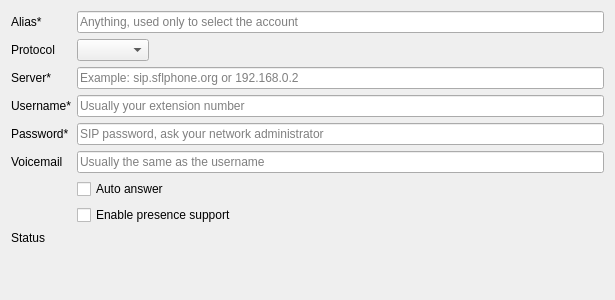
KDE/ring-kde, file src/conf/account/accountpages/basic.ui: the form before one commit.
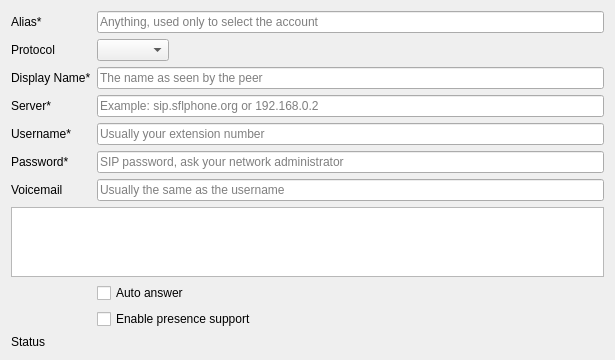
The form after the commit. Custom widgets are drawn as their Qt base class.

The edit to the form file:
```diff
--- a/src/conf/account/accountpages/basic.ui
+++ b/src/conf/account/accountpages/basic.ui
@@ -61,7 +61,7 @@
      <item row="1" column="1">
       <widget class="AutoComboBox" name="m_pProtocol"/>
      </item>
-     <item row="2" column="0">
+     <item row="3" column="0">
       <widget class="QLabel" name="label3_server">
        <property name="text">
         <string comment="SIP server">Server*</string>
@@ -71,7 +71,7 @@
        </property>
       </widget>
      </item>
-     <item row="2" column="1">
+     <item row="3" column="1">
       <widget class="QLineEdit" name="lrcfg_hostname">
        <property name="minimumSize">
         <size>
@@ -84,14 +84,14 @@
        </property>
       </widget>
      </item>
-     <item row="3" column="1">
+     <item row="4" column="1">
       <widget class="QLineEdit" name="lrcfg_username">
        <property name="placeholderText">
         <string>Usually your extension number</string>
        </property>
       </widget>
      </item>
-     <item row="4" column="0">
+     <item row="5" column="0">
       <widget class="QLabel" name="label5_password">
        <property name="text">
         <string comment="Account password">Password*</string>
@@ -101,7 +101,7 @@
        </property>
       </widget>
      </item>
-     <item row="4" column="1">
+     <item row="5" column="1">
       <widget class="QLineEdit" name="lrcfg_password">
        <property name="echoMode">
         <enum>QLineEdit::Password</enum>
@@ -111,7 +111,7 @@
        </property>
       </widget>
      </item>
-     <item row="5" column="0">
+     <item row="6" column="0">
       <widget class="QLabel" name="label6_mailbox">
        <property name="text">
         <string comment="Account voice mail address">Voicemail</string>
@@ -121,21 +121,21 @@
        </property>
       </widget>
      </item>
-     <item row="5" column="1">
+     <item row="6" column="1">
       <widget class="QLineEdit" name="lrcfg_mailbox">
        <property name="placeholderText">
         <string>Usually the same as the username</string>
        </property>
       </widget>
      </item>
-     <item row="6" column="1">
+     <item row="8" column="1">
       <widget class="QCheckBox" name="lrcfg_autoAnswer">
        <property name="text">
         <string>Auto answer</string>
        </property>
       </widget>
      </item>
-     <item row="7" column="1">
+     <item row="9" column="1">
       <widget class="QCheckBox" name="kcfg_presenceModuleEnabled">
        <property name="enabled">
         <bool>true</bool>
@@ -145,14 +145,14 @@
        </property>
       </widget>
      </item>
-     <item row="8" column="0">
+     <item row="10" column="0">
       <widget class="QLabel" name="label7_state">
        <property name="text">
         <string>Status</string>
        </property>
       </widget>
      </item>
-     <item row="8" column="1">
+     <item row="10" column="1">
       <widget class="QLabel" name="edit7_state">
        <property name="sizePolicy">
         <sizepolicy hsizetype="Expanding" vsizetype="Preferred">
@@ -171,7 +171,7 @@
        </property>
       </widget>
      </item>
-     <item row="3" column="0">
+     <item row="4" column="0">
       <widget class="QLabel" name="label4_user">
        <property name="accessibleDescription">
         <string comment="Account username"/>
@@ -184,6 +184,23 @@
        </property>
       </widget>
      </item>
+     <item row="2" column="0">
+      <widget class="QLabel" name="label">
+       <property name="text">
+        <string>Display Name*</string>
+       </property>
+      </widget>
+     </item>
+     <item row="2" column="1">
+      <widget class="QLineEdit" name="lrcfg_displayName">
+       <property name="placeholderText">
+        <string>The name as seen by the peer</string>
+       </property>
+      </widget>
+     </item>
+     <item row="7" column="0" colspan="2">
+      <widget class="QTableView" name="m_pBootstrapModel"/>
+     </item>
     </layout>
    </item>
    <item>
```
